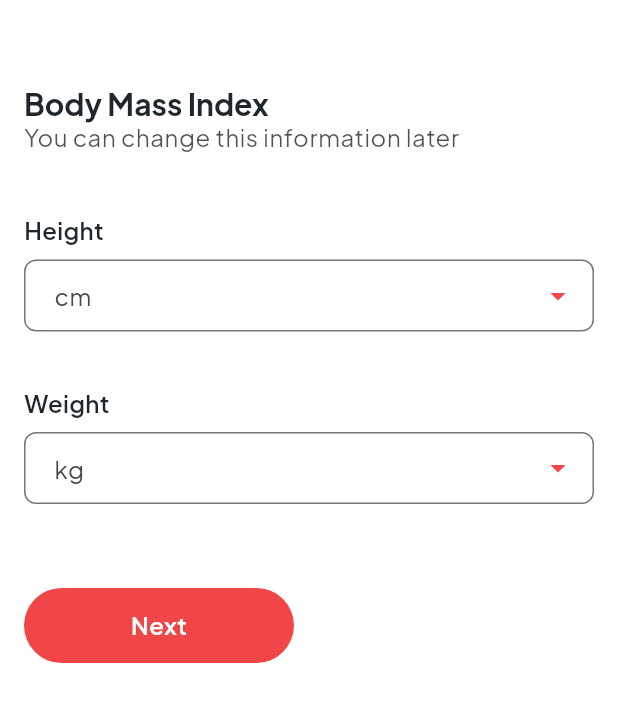
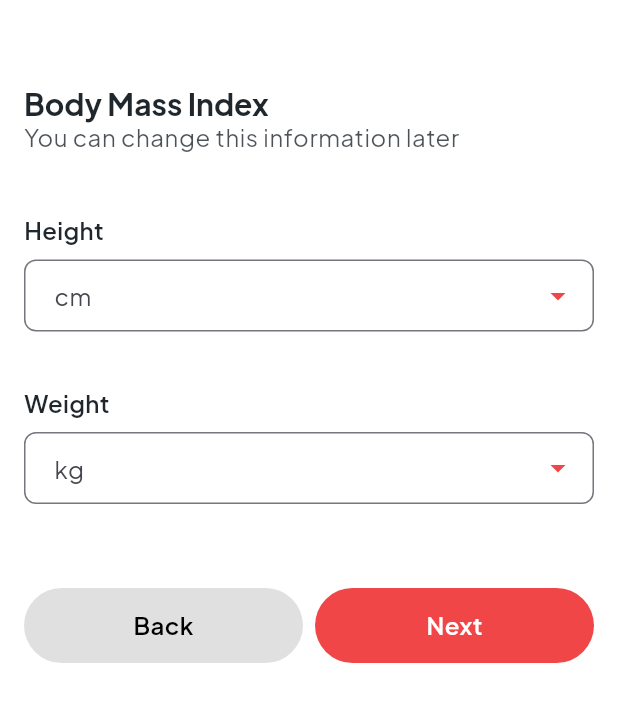
Before and after one commit to moozunch/Madhumeha, a Flutter app: the BMI screen opened directly, on a phone screen of 412 x 824 dp. Shown: the top 702 px of the screen. Run offline on Flutter 3.47's test engine with Material 3 defaults, Android fonts, the phone set to English and light mode, and no system bars; our stand-ins replace google_fonts, numberpicker.

Commit message:
BMI Results screen - belum rapi blueprint

```diff
--- a/lib/screens/input_screens/bmi.dart
+++ b/lib/screens/input_screens/bmi.dart
@@ -70,14 +70,31 @@ class _BMIState extends State<BMI> {
                     },
                   ),
                   SizedBox(height: 40),
-                  //
-                  PrimaryButton(
-                      label: 'Next',
-                      color: Theme.of(context).primaryColor,
-                      textColor: Theme.of(context).scaffoldBackgroundColor,
-                      width: 180,
-                      onPressed: () {
-                        Navigator.push(context, MaterialPageRoute(builder: (context) => ResultsBMI() ));}
+                  Row(
+                      children: [
+                        Expanded(
+                          child: PrimaryButton(
+                              label: 'Back',
+                              isToggle: true,
+                              color: Theme.of(context).primaryColorDark,
+                              textColor: Theme.of(context).scaffoldBackgroundColor,
+                              width: 180,
+                              onPressed: () {
+                                Navigator.pop(context);
+                              }),),
+                        SizedBox(width: 8),
+                        Expanded(
+                            child: PrimaryButton(
+                                label: 'Next',
+                                color: Theme.of(context).primaryColor,
+                                textColor: Theme.of(context).scaffoldBackgroundColor,
+                                width: 180,
+                                onPressed: () {
+                                  Navigator.push(context,
+                                      MaterialPageRoute(builder: (context) => ResultsBMI()));
+                                })
+                        ),
+                      ]
                   )
                 ],
               ),
```
Also changed, not shown: lib/screens/input_screens/personalInformation.dart (+21 -1 lines), lib/screens/input_screens/resultsBMI.dart (+74 -14 lines), 1 other file.
